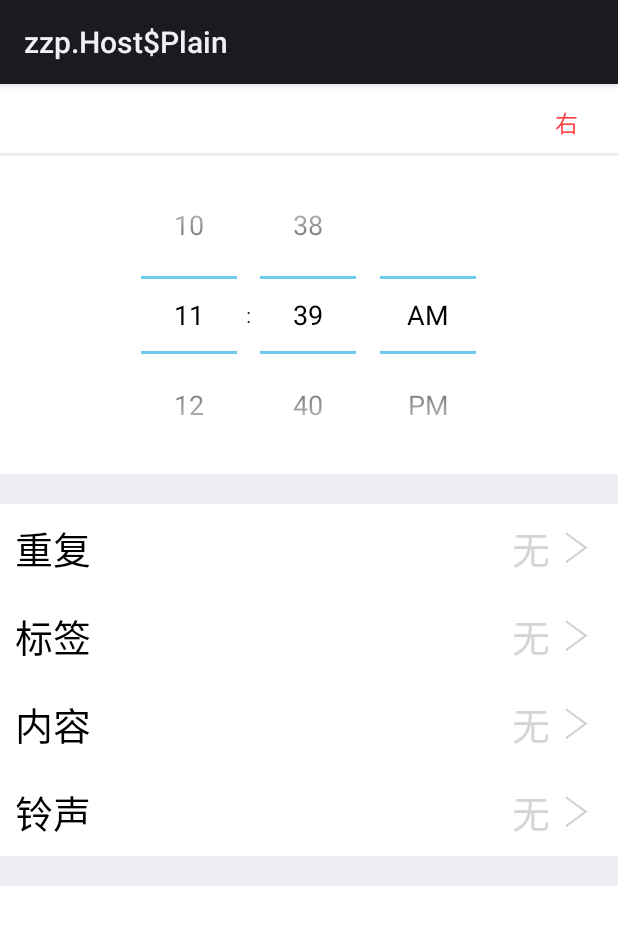
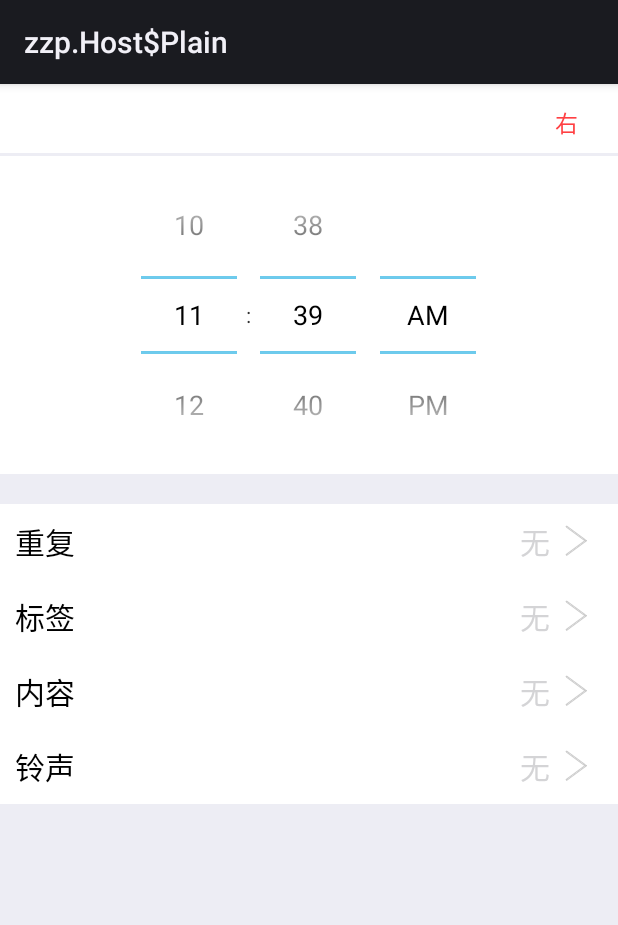
Before and after one commit to zyfather/Heyuyang-graduation-project, an Android app: the layout activity_edit.xml on its own in the app's theme, with its tools: preview values and no code run, on a phone screen of 412 x 824 dp. Shown: the top 925 px of the screen. Run offline under Robolectric (Android 15) with nearby library versions, the phone set to English and light mode, and no system bars.

Commit message:
feat: 唤醒逻辑完善；编辑添加判断，删除按钮；

```diff
--- a/app/src/main/java/com/example/yang/myapplication/AlarmReceiver.java
+++ b/app/src/main/java/com/example/yang/myapplication/AlarmReceiver.java
@@ -20,8 +20,10 @@ public class AlarmReceiver extends BroadcastReceiver {
         //月经连锁设置
         if (intent.getBooleanExtra("isMonthDay", false)) {
             AlarmUtil.windUp(context, alarmData);
-        } else {
-
+        }
+        //close if not repeat
+        if (!alarmData.isRepeat()) {
+            AlarmUtil.closeAlarm(context, alarmData);
         }
         Intent wake = new Intent(context, WakeUpActivity.class);
         wake.putExtra("alarmData", alarmData);
--- a/app/src/main/java/com/example/yang/myapplication/ConstantValue.java
+++ b/app/src/main/java/com/example/yang/myapplication/ConstantValue.java
@@ -9,4 +9,6 @@ public class ConstantValue {
 
     public final static String repeatKeyString = "repeatType";
 
+    public final static String ACTION_RECEIVER = "WAKE_ALARM";
+
 }
--- a/app/src/main/res/layout/activity_edit.xml
+++ b/app/src/main/res/layout/activity_edit.xml
@@ -41,7 +41,7 @@
             android:padding="10dp"
             android:text="重复"
             android:textColor="@color/black"
-            android:textSize="25sp" />
+            android:textSize="20sp" />
 
         <ImageView
             android:id="@+id/repeat_right"
@@ -64,7 +64,7 @@
             android:singleLine="true"
             android:text="无"
             android:textColor="@color/gray"
-            android:textSize="25sp" />
+            android:textSize="20sp" />
 
 
     </RelativeLayout>
@@ -82,7 +82,7 @@
             android:padding="10dp"
             android:text="标签"
             android:textColor="@color/black"
-            android:textSize="25sp" />
+            android:textSize="20sp" />
 
         <ImageView
             android:id="@+id/tag_arrow"
@@ -105,7 +105,7 @@
             android:singleLine="true"
             android:text="无"
             android:textColor="@color/gray"
-            android:textSize="25sp" />
+            android:textSize="20sp" />
 
 
     </RelativeLayout>
@@ -123,7 +123,7 @@
             android:padding="10dp"
             android:text="内容"
             android:textColor="@color/black"
-            android:textSize="25sp" />
+            android:textSize="20sp" />
 
         <ImageView
             android:id="@+id/content_arrow"
@@ -146,7 +146,7 @@
             android:singleLine="true"
             android:text="无"
             android:textColor="@color/gray"
-            android:textSize="25sp" />
+            android:textSize="20sp" />
 
 
     </RelativeLayout>
@@ -164,7 +164,7 @@
             android:padding="10dp"
             android:text="铃声"
             android:textColor="@color/black"
-            android:textSize="25sp" />
+            android:textSize="20sp" />
 
         <ImageView
             android:id="@+id/ring_arrow"
@@ -187,7 +187,7 @@
             android:singleLine="true"
             android:text="无"
             android:textColor="@color/gray"
-            android:textSize="25sp" />
+            android:textSize="20sp" />
 
 
     </RelativeLayout>
@@ -206,6 +206,12 @@
         android:background="@color/white"
         android:text="删除"
         android:textColor="@color/title_red"
+        android:textSize="25sp"
         android:visibility="gone" />
 
+    <View
+        android:layout_width="match_parent"
+        android:layout_height="match_parent"
+        android:background="@color/list_bg" />
+
 </LinearLayout>
--- a/build.gradle
+++ b/build.gradle
@@ -5,7 +5,7 @@ buildscript {
         jcenter()
     }
     dependencies {
-        classpath 'com.android.tools.build:gradle:1.5.0'
+        classpath 'com.android.tools.build:gradle:2.1.0'
 
         // NOTE: Do not place your application dependencies here; they belong
         // in the individual module build.gradle files
```
Also changed, not shown: app/src/main/AndroidManifest.xml (+6 -2 lines), app/src/main/java/com/example/yang/myapplication/activity/AlarmListActivity.java (+19 -16 lines), app/src/main/java/com/example/yang/myapplication/activity/EditActivity.java (+56 -11 lines), app/src/main/java/com/example/yang/myapplication/activity/WakeUpActivity.java (+6 -5 lines), app/src/main/java/com/example/yang/myapplication/adapter/AlarmAdapter.java (+19 -12 lines), app/src/main/java/com/example/yang/myapplication/utils/AlarmUtil.java (+27 -6 lines), gradle/wrapper/gradle-wrapper.properties, 2 other files.
